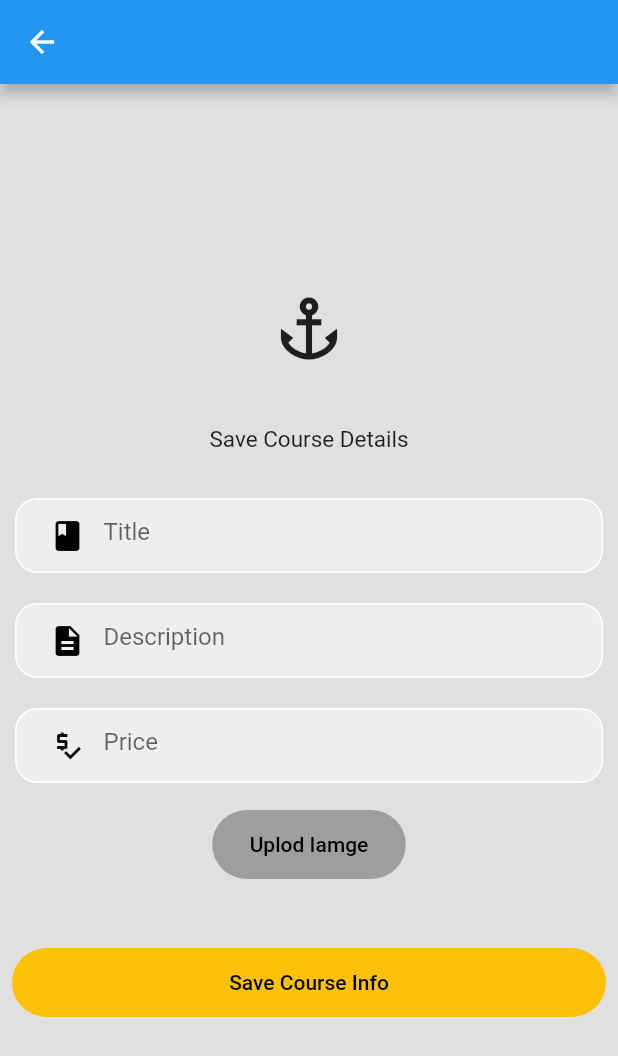
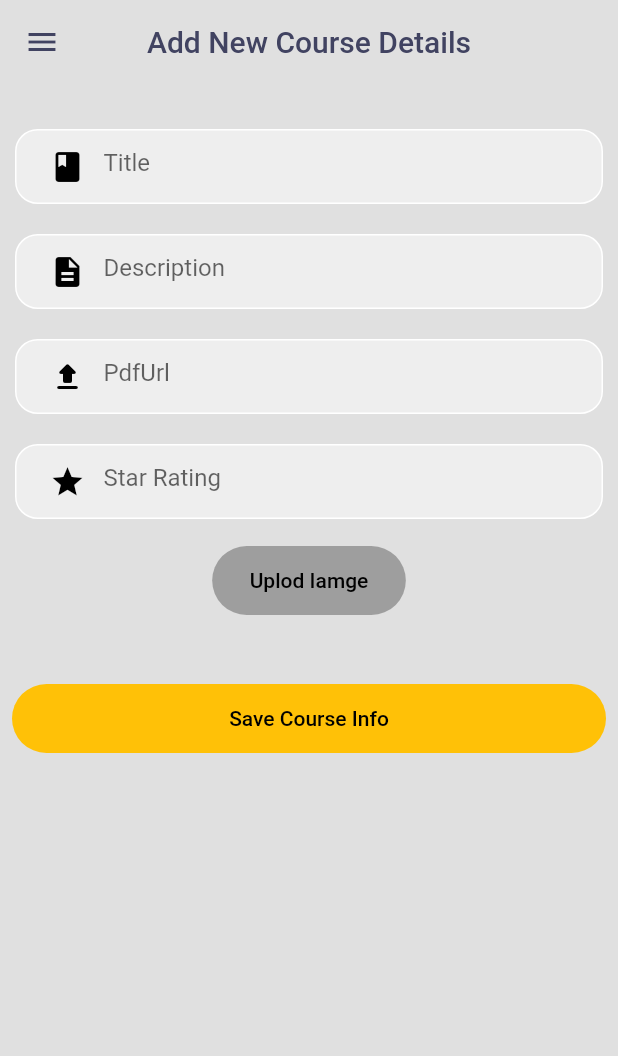
Before and after one commit to MrShakila/pro_course_app, a Flutter app: the SaveCourseInfo screen opened directly, on a phone screen of 412 x 824 dp. Shown: the top 1056 px of the screen. Run offline on Flutter 3.47's test engine with Material 2 defaults, Android fonts, the phone set to English and light mode, and no system bars; our stand-ins replace animate_do, awesome_dialog, chat_bubbles, cloud_firestore, email_validator, equatable and 10 more; missing offline and left inert: flutter_pdfview; accounts and stored records are empty; network calls fail.

Commit message:
ui update

```diff
--- a/lib/Utils/custo_drawer.dart
+++ b/lib/Utils/custo_drawer.dart
@@ -3,6 +3,7 @@
 import 'package:flutter/material.dart';
 import 'package:google_fonts/google_fonts.dart';
 import 'package:pro_course_app/Utils/util.dart';
+import 'package:pro_course_app/const/app_colors.dart';
 import 'package:pro_course_app/provider/auth_provider.dart';
 import 'package:pro_course_app/view/home_page.dart';
 import 'package:pro_course_app/view/profile._page.dart';
@@ -46,7 +47,7 @@ class _CustomDrawerState extends State<CustomDrawer> {
   late AuthProvider authProvider;
 
   Future<void> googleSignOut() async {
-    authProvider.googleSignOut();
+    await authProvider.googleSignOut();
     Navigator.push(
         context, MaterialPageRoute(builder: (context) => const LoginPage()));
   }
@@ -57,7 +58,7 @@ class _CustomDrawerState extends State<CustomDrawer> {
       child: ListView(padding: EdgeInsets.zero, children: [
         UserAccountsDrawerHeader(
           decoration: const BoxDecoration(
-            color: Colors.lightBlue,
+            color: AppColors.indyBlue,
           ),
           currentAccountPicture: ClipRRect(
               borderRadius: BorderRadius.circular(25),
--- a/lib/const/apptheme.dart
+++ b/lib/const/apptheme.dart
@@ -4,7 +4,7 @@ import 'app_colors.dart';
 
 final appTheme = ThemeData(
   primaryColor: AppColors.spaceCadet,
-  scaffoldBackgroundColor: AppColors.white,
+  scaffoldBackgroundColor: Colors.grey[300],
   appBarTheme: const AppBarTheme(backgroundColor: AppColors.spaceCadet),
   colorScheme: ColorScheme.fromSwatch().copyWith(secondary: AppColors.burgundy),
 );
--- a/lib/main.dart
+++ b/lib/main.dart
@@ -5,6 +5,7 @@ import 'package:firebase_storage/firebase_storage.dart';
 import 'package:flutter/material.dart';
 import 'package:google_sign_in/google_sign_in.dart';
 import 'package:pro_course_app/admin/save_course_detail.dart';
+import 'package:pro_course_app/const/apptheme.dart';
 import 'package:pro_course_app/provider/auth_provider.dart';
 import 'package:pro_course_app/provider/chat_provider.dart';
 import 'package:pro_course_app/provider/home_provider.dart';
@@ -58,10 +59,11 @@ class MyApp extends StatelessWidget {
                 firebaseStorage: firebaseStorage,
                 firebaseFirestore: firebaseFirestore))
       ],
-      child: const MaterialApp(
+      child: MaterialApp(
         debugShowCheckedModeBanner: false,
         title: 'ProAcademy Couse App',
-        home: SplashPage(),
+        home: const SplashPage(),
+        theme: appTheme,
       ),
     );
   }
--- a/lib/view/chat/chat_list.dart
+++ b/lib/view/chat/chat_list.dart
@@ -3,7 +3,6 @@ import 'package:cloud_firestore/cloud_firestore.dart';
 import 'package:firebase_auth/firebase_auth.dart';
 import 'package:flutter/material.dart';
 import 'package:google_sign_in/google_sign_in.dart';
-import 'package:pro_course_app/const/app_colors.dart';
 import 'package:pro_course_app/model/chat_user.dart';
 import 'package:pro_course_app/const/debouncer.dart';
 
--- a/lib/view/course/add_new_course.dart
+++ b/lib/view/course/add_new_course.dart
@@ -1,9 +1,11 @@
 import 'package:awesome_dialog/awesome_dialog.dart';
 
 import 'package:flutter/material.dart';
+import 'package:pro_course_app/const/app_colors.dart';
 import 'package:pro_course_app/view/textfieldlog.dart';
 import 'package:provider/provider.dart';
 
+import '../../Utils/custo_drawer.dart';
 import '../../admin/save_course_detail.dart';
 
 class SaveCourseInfo extends StatelessWidget {
@@ -12,29 +14,36 @@ class SaveCourseInfo extends StatelessWidget {
   @override
   Widget build(BuildContext context) {
     final description = TextEditingController();
-    final price = TextEditingController();
+    final star = TextEditingController();
+    final pdfurl = TextEditingController();
     final title = TextEditingController();
 
     return Scaffold(
-      appBar: AppBar(),
+      drawer: const CustomDrawer(),
+      appBar: AppBar(
+        backgroundColor: Colors.transparent,
+        elevation: 0,
+        leading: Builder(
+          builder: (context) {
+            return IconButton(
+              icon: const Icon(Icons.menu, color: AppColors.indyBlue),
+              onPressed: () {
+                Scaffold.of(context).openDrawer();
+              },
+            );
+          },
+        ),
+        actions: const [],
+        centerTitle: true,
+        title: const Text(
+          'Add New Course Details',
+          style: TextStyle(color: AppColors.indyBlue),
+        ),
+      ),
       backgroundColor: Colors.grey[300],
-      body: Center(
+      body: Container(
         child: SingleChildScrollView(
           child: Column(mainAxisAlignment: MainAxisAlignment.center, children: [
-            const Icon(
-              Icons.anchor,
-              size: 50,
-            ),
-            const SizedBox(
-              height: 20,
-            ),
-            const SizedBox(
-              height: 20,
-            ),
-            const Text(
-              "Save Course Details",
-              style: TextStyle(fontSize: 15, fontWeight: FontWeight.normal),
-            ),
             const SizedBox(
               height: 20,
             ),
@@ -55,12 +64,20 @@ class SaveCourseInfo extends StatelessWidget {
                 controller: description,
                 textInputType: TextInputType.text),
             TextFieldLog(
-                title: "Price",
+                title: "PdfUrl",
                 icon: const Icon(
-                  Icons.price_check,
+                  Icons.upload_rounded,
                   color: Colors.black,
                 ),
-                controller: price,
+                controller: pdfurl,
+                textInputType: TextInputType.text),
+            TextFieldLog(
+                title: "Star Rating",
+                icon: const Icon(
+                  Icons.star,
+                  color: Colors.black,
+                ),
+                controller: star,
                 textInputType: TextInputType.number),
             Consumer<Course>(
               builder: (context, value, child) {
@@ -87,7 +104,8 @@ class SaveCourseInfo extends StatelessWidget {
                         onTap: () {
                           value.selectImage();
                         },
-                        child: Image.file(value.getImage));
+                        child: SizedBox(
+                            height: 100, child: Image.file(value.getImage)));
               },
             ),
             const SizedBox(
@@ -111,12 +129,17 @@ class SaveCourseInfo extends StatelessWidget {
                       } else {
                         if (title.text.isNotEmpty &&
                             description.text.isNotEmpty &&
-                            price.text.isNotEmpty) {
-                          value.startSavecourseInfo(context, title.text.trim(),
-                              description.text.trim(), price.text.trim());
+                            star.text.isNotEmpty) {
+                          value.startSavecourseInfo(
+                            context,
+                            title.text.trim(),
+                            description.text.trim(),
+                            4,
+                            pdfurl.text,
+                          );
                           title.clear();
                           description.clear();
-                          price.clear();
+                          star.clear();
 
                           imageCache.clear();
                         } else {
--- a/lib/view/login/signup.dart
+++ b/lib/view/login/signup.dart
@@ -27,6 +27,9 @@ class _SignUpState extends State<SignUp> {
         _firstname.text.isEmpty ||
         _lastname.text.isEmpty ||
         _school.text.isEmpty ||
+        birthday.isEmpty ||
+        latitude.isEmpty ||
+        longitude.isEmpty ||
         _phonenumber.text.isEmpty ||
         _password.text.isEmpty ||
         _repeatpasswordord.text.isEmpty) {
@@ -47,7 +50,7 @@ class _SignUpState extends State<SignUp> {
     } else if (_password.text != _repeatpasswordord.text) {
       alertDialog(
           context, "Password didnt match", "Please enter valid passowrd");
-      return true;
+      return false;
     } else {
       return true;
     }
```
Also changed, not shown: lib/Utils/util.dart (+13 -0 lines), lib/admin/save_course_detail.dart (+27 -5 lines), lib/contollers/course_controller.dart (+31 -0 lines), lib/course_list.dart (+36 -43 lines), lib/location.dart (deleted, +0 -95 lines), lib/provider/auth_provider.dart (+17 -1 lines), lib/view/chat/chat_page.dart (+46 -9 lines), lib/view/course/course_detail.dart (+44 -19 lines), lib/view/home_page.dart (+20 -4 lines).
